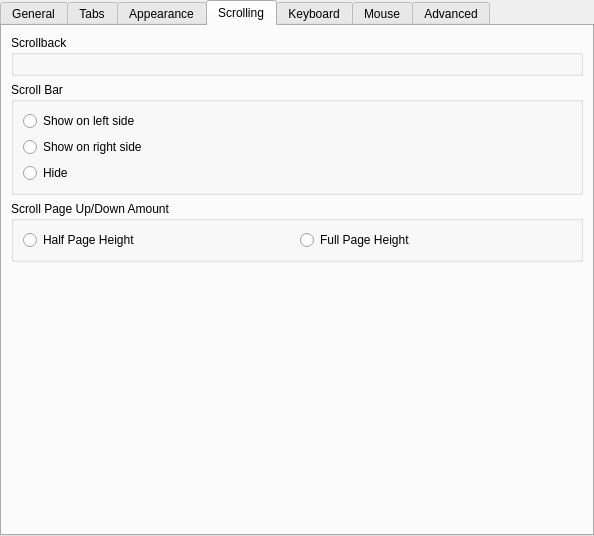
This is src/EditProfileDialog.ui in KDE/konsole as Qt 5 draws it before an edit. The edited form follows.
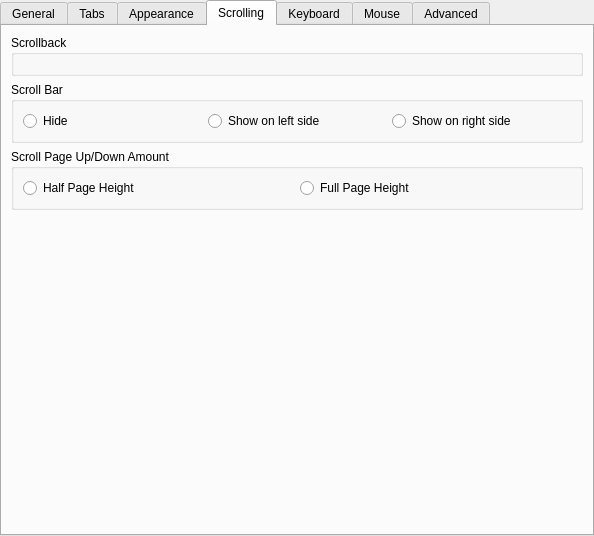
This is the edited form. The open tabs and pages were chosen to show the change. Custom widgets are drawn as their Qt base class.

Commit message:
Allow Edit Profile dialog height to be less than 600 pixels #2
Shorten scrolling page height to fit in 600 pixels

```diff
--- a/src/EditProfileDialog.ui
+++ b/src/EditProfileDialog.ui
@@ -689,7 +689,25 @@
          <property name="flat">
           <bool>true</bool>
          </property>
-         <layout class="QVBoxLayout">
+         <layout class="QVBoxLayout" name="verticalLayout_3">
+          <item>
+           <layout class="QHBoxLayout" name="horizontalLayout_8">
+            <item>
+             <widget class="QRadioButton" name="scrollBarHiddenButton">
+              <property name="sizePolicy">
+               <sizepolicy hsizetype="Preferred" vsizetype="Fixed">
+                <horstretch>0</horstretch>
+                <verstretch>0</verstretch>
+               </sizepolicy>
+              </property>
+              <property name="toolTip">
+               <string>Hide the scroll bar</string>
+              </property>
+              <property name="text">
+               <string comment="@option:radio Hide the scroll bar">Hide</string>
+              </property>
+             </widget>
+            </item>
           <item>
            <widget class="QRadioButton" name="scrollBarLeftButton">
             <property name="sizePolicy">
@@ -722,21 +740,7 @@
             </property>
            </widget>
           </item>
-          <item>
-           <widget class="QRadioButton" name="scrollBarHiddenButton">
-            <property name="sizePolicy">
-             <sizepolicy hsizetype="Preferred" vsizetype="Fixed">
-              <horstretch>0</horstretch>
-              <verstretch>0</verstretch>
-             </sizepolicy>
-            </property>
-            <property name="toolTip">
-             <string>Hide the scroll bar</string>
-            </property>
-            <property name="text">
-             <string comment="@option:radio Hide the scroll bar">Hide</string>
-            </property>
-           </widget>
+           </layout>
           </item>
          </layout>
         </widget>
@@ -781,7 +785,7 @@
          <property name="sizeHint" stdset="0">
           <size>
            <width>20</width>
-           <height>20</height>
+           <height>1</height>
           </size>
          </property>
         </spacer>
```
Lines whose indentation alone changed are shown as unchanged.
